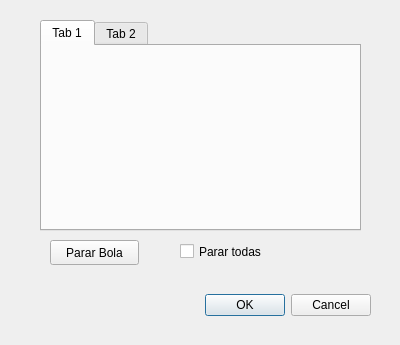
Before: the Qt Designer form DControlBolas.ui in Jchafer/bolas, drawn with Qt 5.
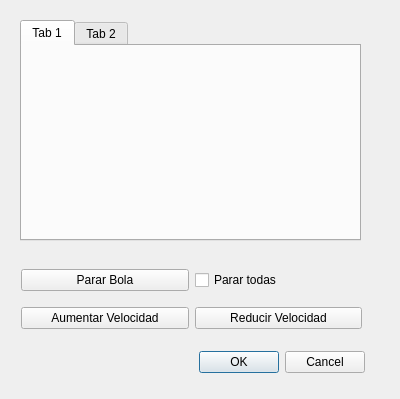
After: the same form once the commit is applied.

```diff
--- a/DControlBolas.ui
+++ b/DControlBolas.ui
@@ -7,7 +7,7 @@
     <x>0</x>
     <y>0</y>
     <width>400</width>
-    <height>345</height>
+    <height>399</height>
    </rect>
   </property>
   <property name="windowTitle">
@@ -17,9 +17,9 @@
    <property name="geometry">
     <rect>
      <x>190</x>
-     <y>290</y>
-     <width>181</width>
-     <height>31</height>
+     <y>350</y>
+     <width>175</width>
+     <height>25</height>
     </rect>
    </property>
    <property name="orientation">
@@ -32,10 +32,10 @@
   <widget class="QTabWidget" name="tabBolas">
    <property name="geometry">
     <rect>
-     <x>40</x>
+     <x>20</x>
      <y>20</y>
-     <width>321</width>
-     <height>211</height>
+     <width>341</width>
+     <height>221</height>
     </rect>
    </property>
    <property name="currentIndex">
@@ -52,31 +52,45 @@
     </attribute>
    </widget>
   </widget>
-  <widget class="QPushButton" name="pushButtonPararBola">
+  <widget class="QWidget" name="">
    <property name="geometry">
     <rect>
-     <x>50</x>
-     <y>240</y>
-     <width>89</width>
-     <height>25</height>
+     <x>21</x>
+     <y>259</y>
+     <width>341</width>
+     <height>81</height>
     </rect>
    </property>
-   <property name="text">
-    <string>Parar Bola</string>
-   </property>
-  </widget>
-  <widget class="QCheckBox" name="checkBoxPararTodas">
-   <property name="geometry">
-    <rect>
-     <x>180</x>
-     <y>240</y>
-     <width>92</width>
-     <height>23</height>
-    </rect>
-   </property>
-   <property name="text">
-    <string>Parar todas</string>
-   </property>
+   <layout class="QGridLayout" name="gridLayout">
+    <item row="0" column="0">
+     <widget class="QPushButton" name="pushButtonPararBola">
+      <property name="text">
+       <string>Parar Bola</string>
+      </property>
+     </widget>
+    </item>
+    <item row="0" column="1">
+     <widget class="QCheckBox" name="checkBoxPararTodas">
+      <property name="text">
+       <string>Parar todas</string>
+      </property>
+     </widget>
+    </item>
+    <item row="1" column="0">
+     <widget class="QPushButton" name="pushButtonAumVel">
+      <property name="text">
+       <string>Aumentar Velocidad</string>
+      </property>
+     </widget>
+    </item>
+    <item row="1" column="1">
+     <widget class="QPushButton" name="pushButtonRedVel">
+      <property name="text">
+       <string>Reducir Velocidad</string>
+      </property>
+     </widget>
+    </item>
+   </layout>
   </widget>
  </widget>
  <resources/>
```
